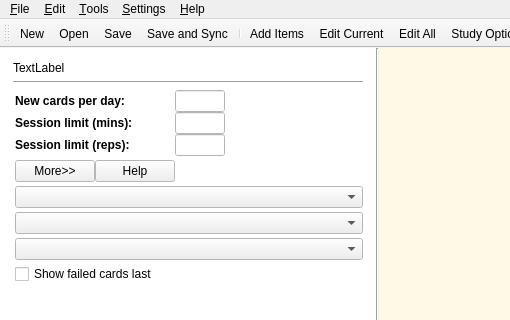
Qt form designer/main.ui (ankitects/anki) before a commit; both pictures show x 0 to 510 and y 0 to 320 of the 653 by 454 pixel window.
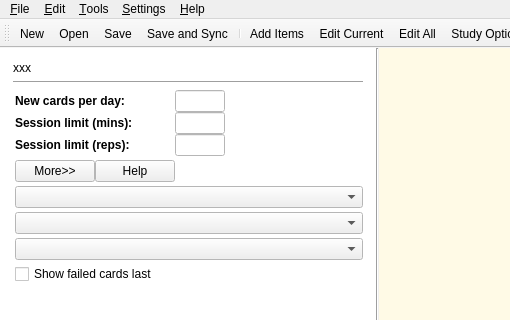
The same form after that commit. The open tabs and pages were chosen to show the change. Icons and pictures are not drawn.

Commit message: disable 'review early' when study screen hit

What changed in the file:
```diff
--- a/designer/main.ui
+++ b/designer/main.ui
@@ -23,6 +23,14 @@
     <normaloff>:/icons/anki.png</normaloff>:/icons/anki.png</iconset>
   </property>
   <widget class="QWidget" name="centralwidget" >
+   <property name="geometry" >
+    <rect>
+     <x>0</x>
+     <y>69</y>
+     <width>649</width>
+     <height>365</height>
+    </rect>
+   </property>
    <property name="sizePolicy" >
     <sizepolicy vsizetype="Expanding" hsizetype="Expanding" >
      <horstretch>1</horstretch>
@@ -447,6 +455,14 @@
           </layout>
          </widget>
          <widget class="QWidget" name="optionsPage" >
+          <property name="geometry" >
+           <rect>
+            <x>0</x>
+            <y>0</y>
+            <width>364</width>
+            <height>270</height>
+           </rect>
+          </property>
           <layout class="QGridLayout" name="gridLayout_3" >
            <property name="verticalSpacing" >
             <number>0</number>
@@ -468,7 +484,7 @@
                 </size>
                </property>
                <property name="text" >
-                <string>TextLabel</string>
+                <string>xxx</string>
                </property>
                <property name="textInteractionFlags" >
                 <set>Qt::LinksAccessibleByMouse|Qt::TextSelectableByMouse</set>
```
Left out of the diff: 109 changed lines with no effect on the pictures. The commit also changes 1 other file.
